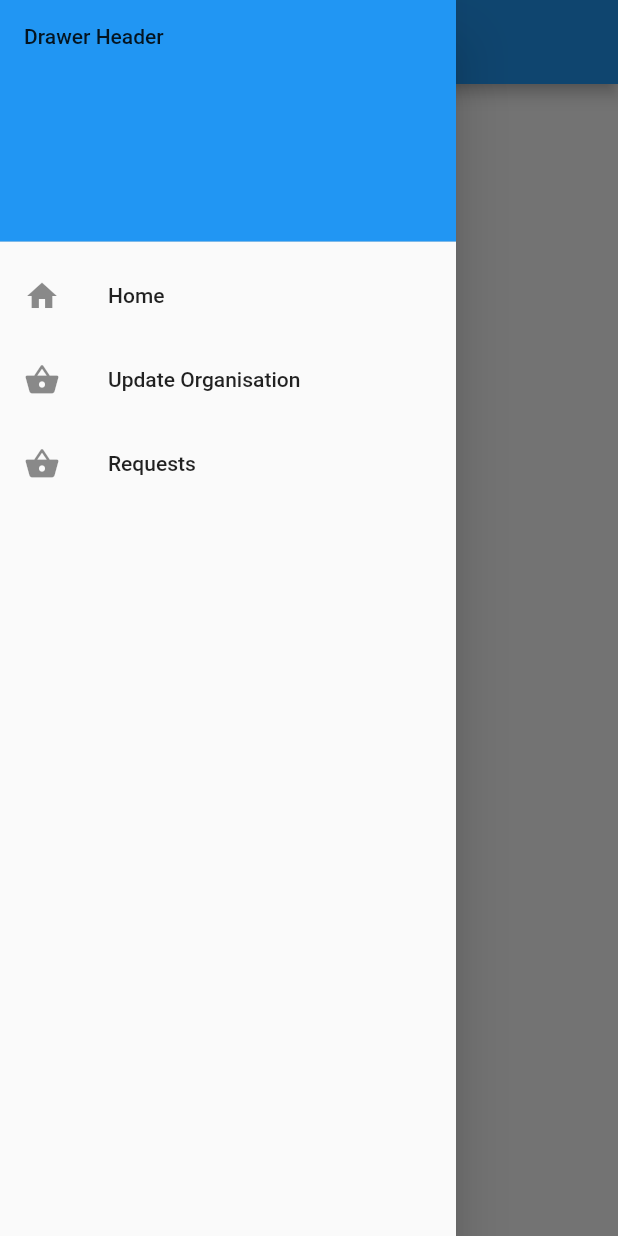
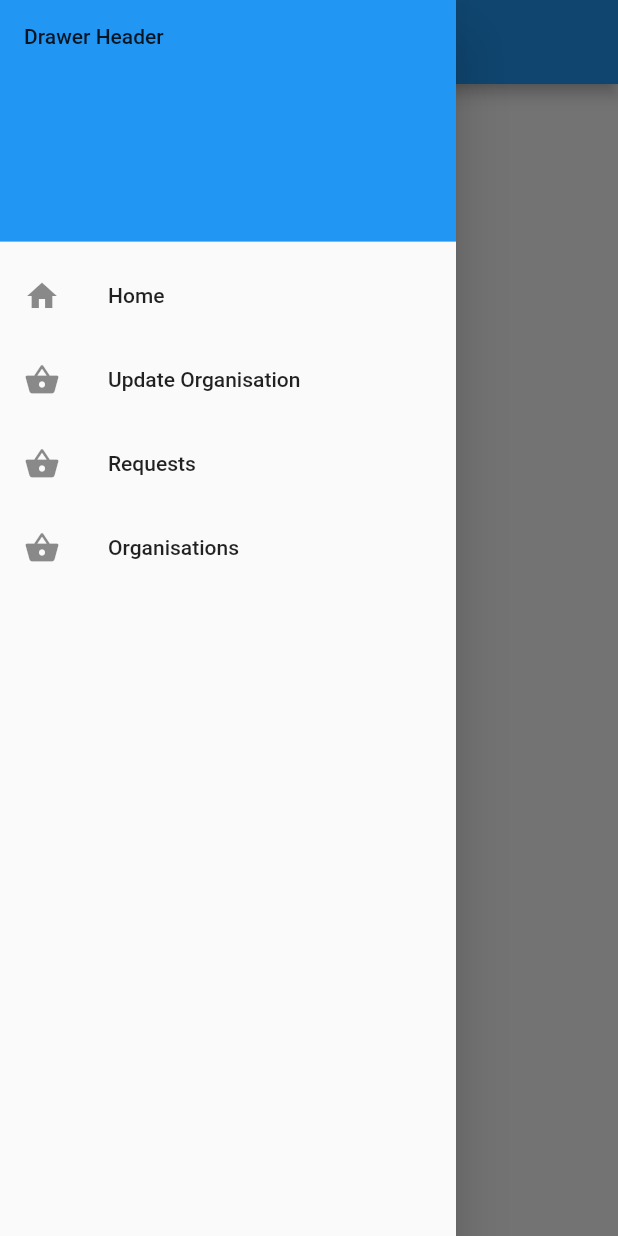
Before and after one commit to 0n9aldrin/2wishadmin, a Flutter app: the screen it shows after launch, with the side drawer open, on a phone screen of 412 x 824 dp. Run offline on Flutter 3.47's test engine with Material 2 defaults, Android fonts, the phone set to English and light mode, and no system bars; our stand-ins replace cloud_firestore; accounts and stored records are empty.

Commit message:
Add organisation page

```diff
--- a/lib/components/drawer.dart
+++ b/lib/components/drawer.dart
@@ -38,6 +38,13 @@ class DrawerWidget extends StatelessWidget {
               Navigator.pushReplacementNamed(context, '/requests');
             },
           ),
+          ListTile(
+            leading: Icon(Icons.shopping_basket),
+            title: Text('Organisations'),
+            onTap: () {
+              Navigator.pushReplacementNamed(context, '/organisations');
+            },
+          ),
         ],
       ),
     );
--- /dev/null
+++ b/lib/const.dart
@@ -0,0 +1,6 @@
+import 'package:flutter/material.dart';
+
+TextStyle whiteFontStyle = TextStyle(
+  color: Colors.white,
+  fontWeight: FontWeight.normal,
+);
--- a/lib/main.dart
+++ b/lib/main.dart
@@ -1,5 +1,6 @@
 import 'package:flutter/material.dart';
 import 'package:two_wish_admin/screens/home_page.dart';
+import 'package:two_wish_admin/screens/organisations_page.dart';
 import 'package:two_wish_admin/screens/requests_page.dart';
 import 'package:two_wish_admin/screens/update_organisations.dart';
 
@@ -22,6 +23,7 @@ class MyApp extends StatelessWidget {
         '/': (context) => MyHomePage(),
         '/updateOrganisation': (context) => UpdateOrganisation(),
         '/requests': (context) => RequestsPage(),
+        '/organisations': (context) => OrganisationsPage(),
       },
     );
   }
--- /dev/null
+++ b/lib/models/organisation.dart
@@ -0,0 +1,9 @@
+class Organisation {
+  String name;
+  String description;
+  String organisationId;
+  String location;
+  List<Map<String, dynamic>> items;
+
+  Organisation({this.name, this.description, this.organisationId, this.location, this.items});
+}
--- a/pubspec.yaml
+++ b/pubspec.yaml
@@ -29,6 +29,7 @@ dependencies:
   # Use with the CupertinoIcons class for iOS style icons.
   cupertino_icons: ^0.1.3
   cloud_firestore: ^0.13.7
+  url_launcher: ^5.5.0
 
 dev_dependencies:
   flutter_test:
```
Also changed, not shown: lib/components/request_card.dart (added, +71 -0 lines), lib/screens/organisations_page.dart (added, +20 -0 lines), lib/screens/requests_page.dart (+11 -43 lines), pubspec.lock.
